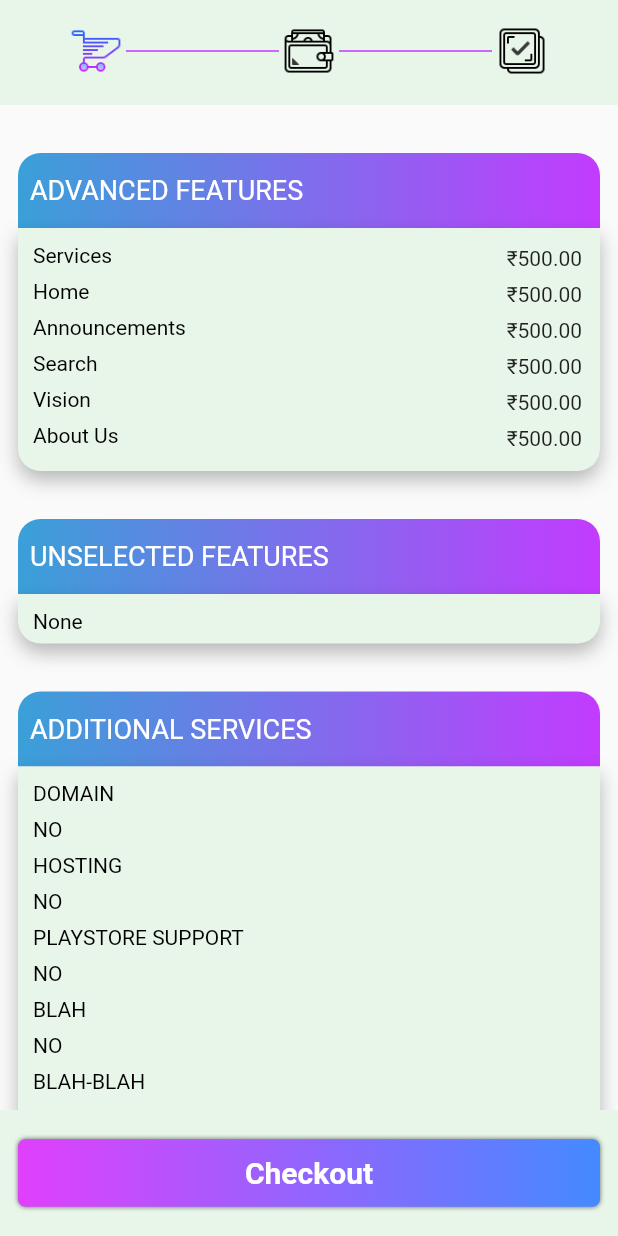
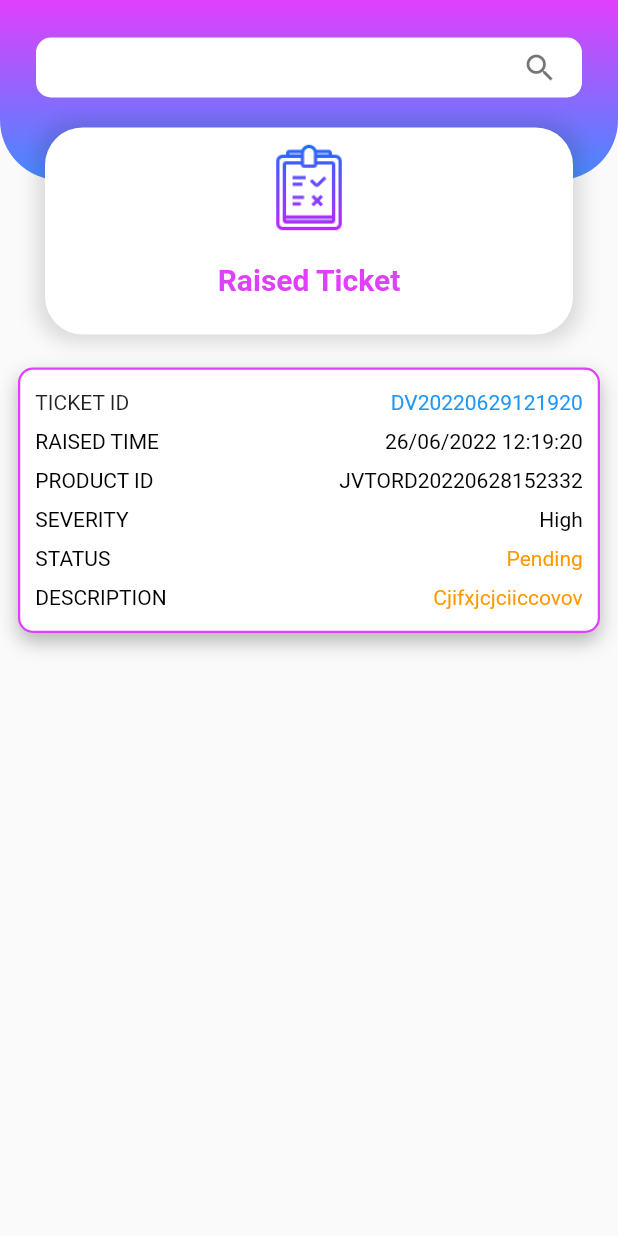
Before and after one commit to roshan-flutter/Devthread, a Flutter app: the screen it shows after launch, on a phone screen of 412 x 824 dp. Run offline on Flutter 3.47's test engine with Material 2 defaults, Android fonts, the phone set to English and light mode, and no system bars; our stand-ins replace carousel_slider.

Commit message:
ticket screen completed - gopika

```diff
--- a/lib/main.dart
+++ b/lib/main.dart
@@ -1,4 +1,5 @@
 import 'package:devthread/pages/checkout_page.dart';
+import 'package:devthread/pages/tickets_page.dart';
 import 'package:flutter/material.dart';
 void main() {
   runApp( const MyApp());
@@ -17,7 +18,7 @@ class _MyAppState extends State<MyApp> {
 
     return MaterialApp(
       debugShowCheckedModeBanner: false,
-      home: Checkout(),
+      home: Tickets(),
 
     );
 
--- /dev/null
+++ b/lib/pages/tickets_page.dart
@@ -0,0 +1,288 @@
+import 'package:flutter/cupertino.dart';
+import 'package:flutter/material.dart';
+
+class Tickets extends StatefulWidget {
+  const Tickets({Key? key}) : super(key: key);
+
+  @override
+  _TicketsState createState() => _TicketsState();
+}
+
+class _TicketsState extends State<Tickets> {
+  final double coverHeight = 120;
+  final double profileHeight = 110;
+  //TODO- MAKE A MAP FOR THESE THREE LISTS!!
+  static const _iconTypes = <IconData>[
+    Icons.location_history,
+    Icons.person,
+    Icons.alternate_email,
+    Icons.call_sharp,
+    Icons.my_location,
+    Icons.info,
+    Icons.apartment_sharp,
+    Icons.house,
+    Icons.alternate_email,
+    Icons.my_location
+
+  ];
+  List<String> litems = ["Gender","Designation","E-mail","Contact", "Address", "Bio", "Company Name", "Industry Type", "Comapny Web", "Company Address"];
+  //TODO - MAKE IT DYNAMIC
+  List<String> values = ["Male","Developer","vimalkumargupta5@gmail.com","6280851541", "Gotwa", "Mobile Application Development", "JVT", "IT", "www.jvt.com", "Bengaluru"];
+
+  //final TextEditingController eCtrl = new TextEditingController();
+
+  String tickedID = "DV20220629121920";
+  String raisedTime = "26/06/2022 12:19:20";
+  String prodID = "JVTORD20220628152332";
+  String severity = "High";
+  String status = "Pending";
+  String desc = "Cjifxjcjciiccovov";
+
+  @override
+  Widget build(BuildContext context) {
+
+
+    return MaterialApp(
+      debugShowCheckedModeBanner: false,
+      home: Scaffold(
+          body: ListView(
+            padding: EdgeInsets.zero,
+            children: <Widget>[
+              topScreen(),
+
+              Padding(
+                padding: const EdgeInsets.fromLTRB(12.0,125,12.0,0),
+                child: ticketInfo(tickedID, raisedTime, prodID, severity, status, desc),
+              ),
+
+            ],
+          )
+
+      ),
+
+    );
+  }
+
+  Widget topScreen() {
+    const double top = 55;
+    return Stack(
+      clipBehavior: Clip.none, //so the objects appers even outside the area
+      alignment: Alignment.center,
+      children: [
+
+
+        Container(
+          width: double.infinity,
+          height: coverHeight,
+          decoration: BoxDecoration(
+              color: Colors.white,
+              borderRadius: BorderRadius.only(
+                bottomRight: Radius.circular(40),
+                bottomLeft: Radius.circular(40),
+              ),
+
+              gradient: LinearGradient(
+
+                begin: Alignment.topCenter,
+                end: Alignment.bottomCenter,
+                colors: [
+                  Colors.purpleAccent,
+                  // Color(0xFFc33bff).withOpacity(0.5),
+                  Colors.blueAccent,
+                  // Color(0xFF3aa0d8).withOpacity(0.5)
+                ],
+
+
+              )
+          ),
+        ),
+
+        Positioned(
+          top: 10,
+          child: Padding(
+            padding: const EdgeInsets.only(top: 15.0),
+            child: Container(
+              height: 40,
+              width: MediaQuery.of(context).size.width - 48,
+              decoration: BoxDecoration(
+                color: Colors.white,
+                borderRadius: BorderRadius.circular(10)
+              ),
+                child: Row(
+                    children: [
+                      Expanded(
+                        child: Padding(
+                          padding: const EdgeInsets.symmetric(horizontal: 10.0),
+                          child: SizedBox(
+                            height: 30,
+                            child: TextField(
+                              decoration: InputDecoration(
+                                // filled: true,
+                                // fillColor: Colors.black,
+                                border: InputBorder.none
+                              ),
+                            ),
+
+                          ),
+                        ),
+                      ),
+                      // TextField(
+                      //   decoration: InputDecoration(
+                      //     border: OutlineInputBorder(),
+                      //     hintText: 'Enter a search term',
+                      //   ),
+                      // ),
+                      //TextSpan(text:"Edit Profile", style: TextStyle(color: Colors.white, fontSize: 24)),
+
+                      Padding(
+                        padding: const EdgeInsets.only(right: 16.0),
+                        child: Icon(Icons.search, color: Colors.black54, size: 24.0),
+                      )
+
+                    ]
+            ),
+            ),
+          ),
+            ),
+
+
+        Positioned(
+          top: coverHeight - 35,
+          child: ticketButton(),
+        ),
+
+      ],
+    );
+  }
+
+
+
+
+  Widget ticketButton() => Container(
+    width: MediaQuery.of(context).size.width - 60,
+    // height: 40,
+    // width: 20,
+
+    child: Column(
+      children: [
+        Row(
+          mainAxisAlignment: MainAxisAlignment.center,
+          children: [
+            Padding(
+              padding: const EdgeInsets.only(bottom: 15.0),
+              child: Image.asset("assets/ticket.png", height: 70,),
+            ),
+            //Text('Demo', style: TextStyle(color: Colors.blue, fontSize: 20, fontWeight: FontWeight.bold))
+          ],
+        ),
+        Row(
+          mainAxisAlignment: MainAxisAlignment.center,
+          children: [
+            Padding(
+              padding: const EdgeInsets.only(bottom: 20.0),
+              child: Text('Raised Ticket', style: TextStyle(color: Colors.purpleAccent, fontSize: 20, fontWeight: FontWeight.bold)),
+            )
+          ],
+        ),
+      ],
+    ),
+
+    padding: const EdgeInsets.symmetric(horizontal: 48, vertical: 5),
+    decoration: BoxDecoration(
+        color: Color(0xFFFFFFFF),
+        borderRadius: BorderRadius.circular(25),
+        boxShadow: [
+          BoxShadow(
+              //offset: Offset(0, 2),
+              color: Color(0xCE201F1F).withOpacity(0.15),
+              spreadRadius: 5,
+              blurRadius: 10
+          )
+        ]
+    ),
+
+  );
+
+
+
+  Widget ticketInfo(tickedID, raisedTime, prodID, severity, status, desc) => Container(
+    decoration: BoxDecoration(
+      color: Colors.white,
+
+      borderRadius: BorderRadius.circular(10),
+
+      border: Border.all(
+        width: 1.5,
+          color: Colors.purpleAccent,
+      ),
+        boxShadow: <BoxShadow>[
+          BoxShadow(
+            color: Color.fromRGBO(0, 0, 0, 0.27), //shadow for button
+            blurRadius: 10,
+            offset: Offset(0,6),
+          ) //blur radius of shadow
+        ]
+    ),
+    child: Padding(
+      padding: const EdgeInsets.symmetric(horizontal: 10.0, vertical: 14),
+      child: Column(
+        children: [
+          Padding(
+            padding: const EdgeInsets.only(bottom: 10.0),
+            child: Row(
+              children: [
+                Expanded(child: Text("TICKET ID", style: TextStyle(color: Colors.black87),)),
+                Text(tickedID, style: TextStyle(color: Colors.blue,))
+              ],
+            ),
+          ),
+          Padding(
+            padding: const EdgeInsets.only(bottom: 10.0),
+            child: Row(
+              children: [
+                Expanded(child: Text("RAISED TIME", style: TextStyle(color: Colors.black),)),
+                Text(raisedTime, style: TextStyle(color: Colors.black),)
+              ],
+            ),
+          ),
+
+          Padding(
+            padding: const EdgeInsets.only(bottom: 10.0),
+            child: Row(
+              children: [
+                Expanded(child: Text("PRODUCT ID", style: TextStyle(color: Colors.black),)),
+                Text(prodID, style: TextStyle(color: Colors.black))
+              ],
+            ),
+          ),
+          Padding(
+            padding: const EdgeInsets.only(bottom: 10.0),
+            child: Row(
+              children: [
+                Expanded(child: Text("SEVERITY", style: TextStyle(color: Colors.black),)),
+                Text(severity, style: TextStyle(color: Colors.black),)
+              ],
+            ),
+          ),
+          Padding(
+            padding: const EdgeInsets.only(bottom: 10.0),
+            child: Row(
+              children: [
+                Expanded(child: Text("STATUS", style: TextStyle(color: Colors.black),)),
+                Text(status, style: TextStyle(color: Colors.orange),)
+              ],
+            ),
+          ),
+          Row(
+            children: [
+              Expanded(child: Text("DESCRIPTION", style: TextStyle(color: Colors.black),)),
+              Text(desc, style: TextStyle(color: Colors.orange),)
+            ],
+          ),
+        ],
+      ),
+    ),
+  );
+
+
+}
```
Also changed, not shown: assets/ticket.png (added).
